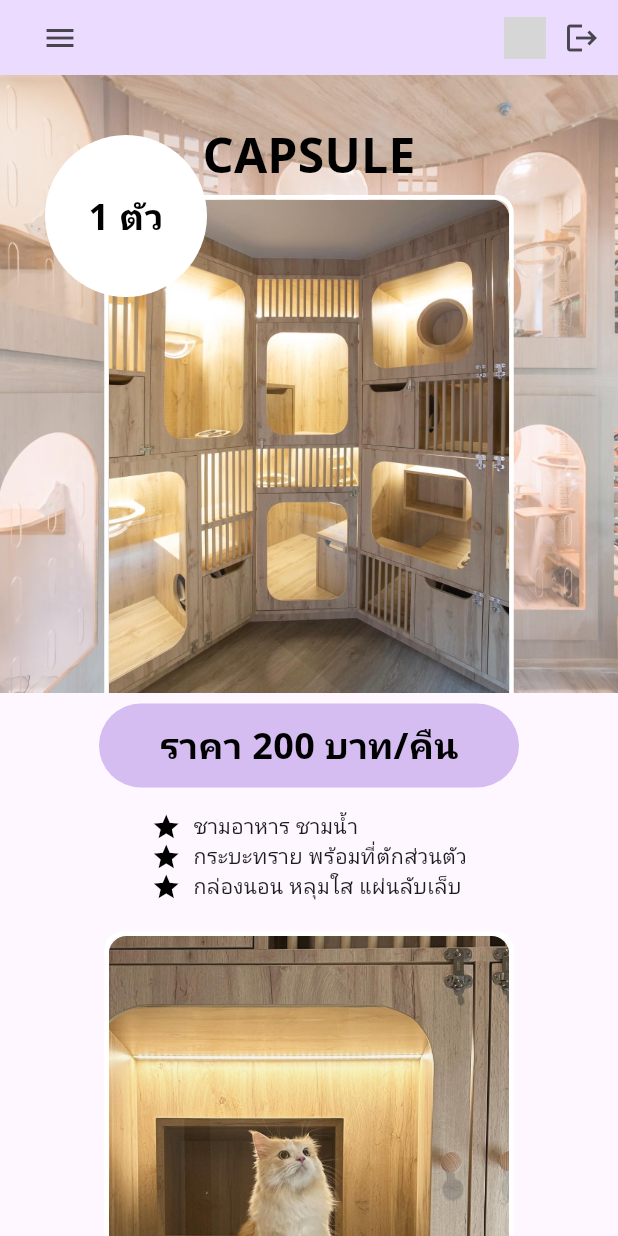
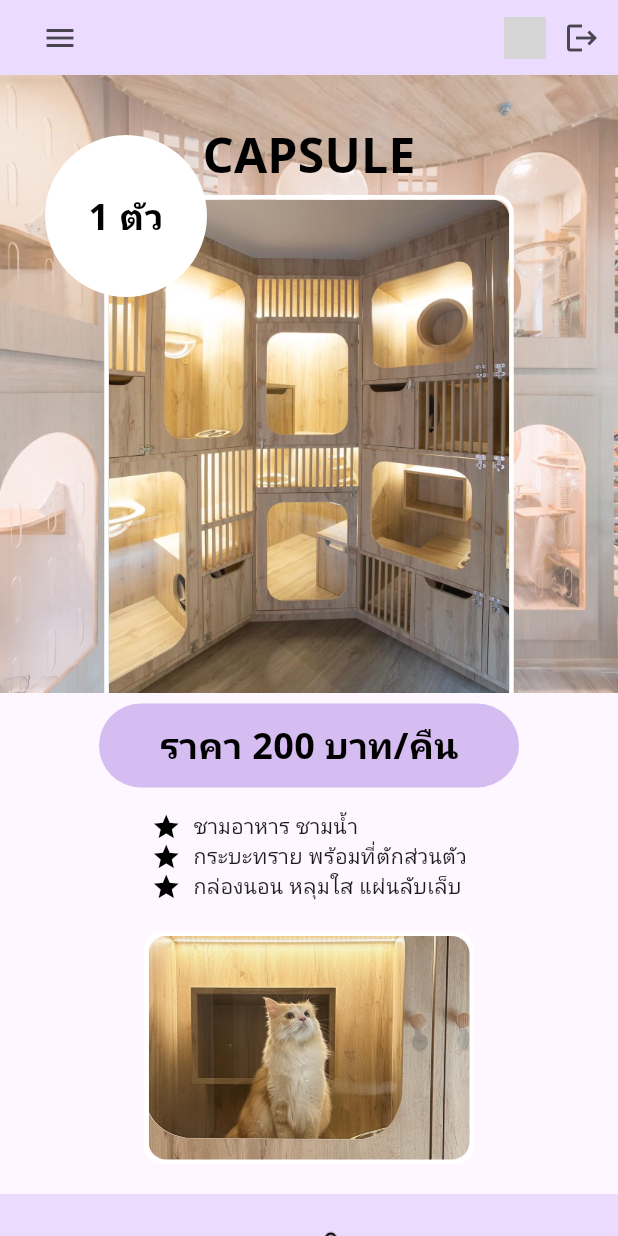
Before and after one commit to megnesiumm/pethotel_applications, a Flutter app: the RoomPage screen opened by its route, on a phone screen of 412 x 824 dp. Run offline on Flutter 3.47's test engine with Material 3 defaults, Android fonts, the phone set to English and light mode, and no system bars; our stand-ins replace firebase_auth, flutter_svg, google_sign_in; missing offline and left inert: flutter_facebook_auth; accounts and stored records are empty; network calls fail; grey boxes are pictures that could not be loaded.

Commit message:
feat: Update RoomPage image dimensions for better layout consistency

```diff
--- a/lib/modules/room_page/pages/room_page.dart
+++ b/lib/modules/room_page/pages/room_page.dart
@@ -173,8 +173,8 @@ Widget _buildHeader(BuildContext context) {
 
         // รูปภาพ catphoto
         Container(
-          width: 273,
-          height: 353,
+          width: 220,
+          height: 155,
           decoration: BoxDecoration(
             border: Border.all(color: Colors.white, width: 3),
             borderRadius: BorderRadius.circular(12),
```
